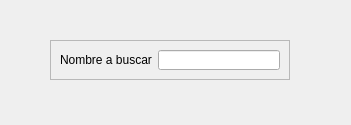
Before: the Qt Designer form ventana_eliminar.ui in luhernandez12/entregable-3-, drawn with Qt 5.
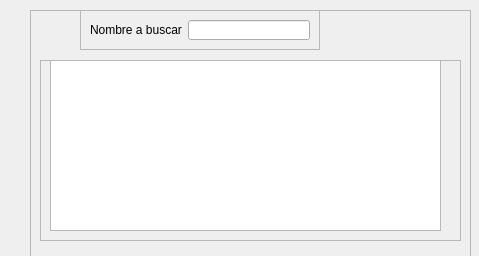
After: the same form once the commit is applied.

Commit message: nueva ventana, uso de json para hacer login y crear clase login

Patch:
```diff
--- a/ventana_eliminar.ui
+++ b/ventana_eliminar.ui
@@ -6,8 +6,8 @@
    <rect>
     <x>0</x>
     <y>0</y>
-    <width>351</width>
-    <height>125</height>
+    <width>479</width>
+    <height>256</height>
    </rect>
   </property>
   <property name="windowTitle">
@@ -16,11 +16,26 @@
   <property name="styleSheet">
    <string notr="true"/>
   </property>
+  <widget class="QFrame" name="frame_2">
+   <property name="geometry">
+    <rect>
+     <x>30</x>
+     <y>10</y>
+     <width>441</width>
+     <height>251</height>
+    </rect>
+   </property>
+   <property name="frameShape">
+    <enum>QFrame::StyledPanel</enum>
+   </property>
+   <property name="frameShadow">
+    <enum>QFrame::Raised</enum>
+   </property>
   <widget class="QFrame" name="frame">
    <property name="geometry">
     <rect>
      <x>50</x>
-     <y>40</y>
+      <y>0</y>
      <width>240</width>
      <height>40</height>
     </rect>
@@ -43,6 +58,33 @@
      <widget class="QLineEdit" name="buscar_cedula"/>
     </item>
    </layout>
+   </widget>
+   <widget class="QFrame" name="frame_3">
+    <property name="geometry">
+     <rect>
+      <x>10</x>
+      <y>50</y>
+      <width>421</width>
+      <height>181</height>
+     </rect>
+    </property>
+    <property name="frameShape">
+     <enum>QFrame::StyledPanel</enum>
+    </property>
+    <property name="frameShadow">
+     <enum>QFrame::Raised</enum>
+    </property>
+    <widget class="QTableWidget" name="tableWidget">
+     <property name="geometry">
+      <rect>
+       <x>10</x>
+       <y>0</y>
+       <width>391</width>
+       <height>171</height>
+      </rect>
+     </property>
+    </widget>
+   </widget>
   </widget>
  </widget>
  <resources/>
```
Lines whose indentation alone changed are shown as unchanged. The commit also changes 3 other files.
